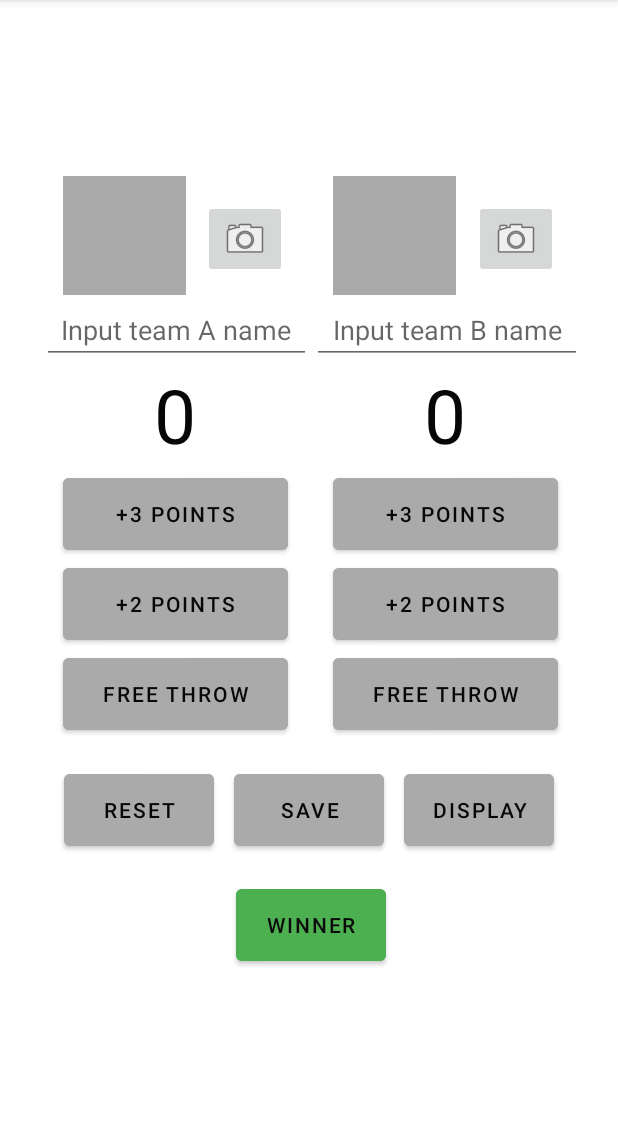
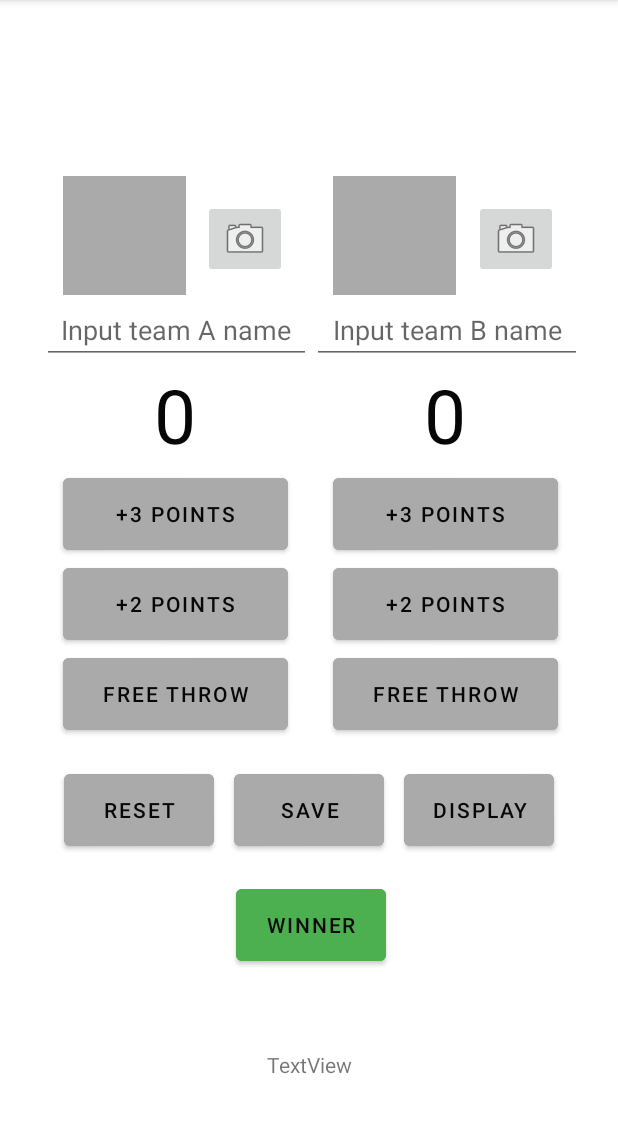
Before and after one commit to vandrews7/CS4518-Programming3, an Android app: the fragment GameFragment placed in its activity, on a phone screen of 412 x 824 dp, the part 84-1217 px from its top. Run offline under Robolectric (Android 15) with nearby library versions, the phone set to English and light mode, and no system bars; our stand-ins replace Room's generated code; 2 statements that could not run were skipped.

Commit message:
json is printing in the textView

```diff
--- a/app/src/main/java/com/example/basketballcounter/GameFragment.kt
+++ b/app/src/main/java/com/example/basketballcounter/GameFragment.kt
@@ -54,6 +54,7 @@ class GameFragment: Fragment() {
     private lateinit var display: Button
     private lateinit var winnerBtn: Button
     private lateinit var winnerTxt: TextView
+    private lateinit var weatherTxt: TextView
     private lateinit var photoButtonA: ImageButton
     private lateinit var photoButtonB: ImageButton
     private lateinit var photoViewA: ImageView
@@ -90,6 +91,7 @@ class GameFragment: Fragment() {
         teamAscore = view.findViewById(R.id.scoreA) as TextView
         teamBscore = view.findViewById(R.id.scoreB) as TextView
         winnerTxt = view.findViewById(R.id.winnerDisp) as TextView
+        weatherTxt = view.findViewById(R.id.weatherTextView) as TextView
         Abtn3 = view.findViewById(R.id.Apoints3) as Button
         Abtn2 = view.findViewById(R.id.Apoints2) as Button
         AbtnFree = view.findViewById(R.id.Afree) as Button
@@ -104,6 +106,13 @@ class GameFragment: Fragment() {
         photoButtonB = view.findViewById(R.id.imageButtonB) as ImageButton
         photoViewA = view.findViewById(R.id.teamAIcon) as ImageView
         photoViewB = view.findViewById(R.id.teamBIcon) as ImageView
+
+        val urlLiveData: LiveData<String> = UrlFetchr().fetchContents()
+        urlLiveData.observe(
+            this,
+            Observer { responseString ->
+                weatherTxt.text = responseString
+            })
 
         if(!activity!!.isFinishing && (scoreViewModel.getScoreA() > 0 || scoreViewModel.getScoreB() > 0)) {
             Log.i(TAG, "Persisting score across screen rotation")
--- a/app/src/main/java/com/example/basketballcounter/api/UrlApi.kt
+++ b/app/src/main/java/com/example/basketballcounter/api/UrlApi.kt
@@ -5,6 +5,9 @@ import retrofit2.http.GET
 
 interface UrlApi {
 
-    @GET("/")
+    @GET(
+        "data/2.5/weather?zip=01609," +
+                "us" +
+                "&appid=4bf6fa35a0efd77da636ced62b3aaa47")
     fun fetchContents(): Call<String>
 }
--- a/app/src/main/java/com/example/basketballcounter/api/UrlFetchr.kt
+++ b/app/src/main/java/com/example/basketballcounter/api/UrlFetchr.kt
@@ -15,7 +15,7 @@ class UrlFetchr {
 
     init {
         val retrofit: Retrofit = Retrofit.Builder()
-            .baseUrl("https://www.flickr.com/")
+            .baseUrl("https://api.openweathermap.org/")
             .addConverterFactory(ScalarsConverterFactory.create())
             .build()
 
--- a/app/src/main/res/layout/fragment_game.xml
+++ b/app/src/main/res/layout/fragment_game.xml
@@ -292,4 +292,18 @@
             app:layout_constraintTop_toTopOf="parent" />
     </androidx.constraintlayout.widget.ConstraintLayout>
 
+    <TextView
+        android:id="@+id/weatherTextView"
+        android:layout_width="267dp"
+        android:layout_height="164dp"
+        android:layout_marginStart="30dp"
+        android:layout_marginTop="5dp"
+        android:layout_marginEnd="30dp"
+        android:gravity="center"
+        android:text="TextView"
+        app:layout_constraintBottom_toBottomOf="parent"
+        app:layout_constraintEnd_toEndOf="parent"
+        app:layout_constraintStart_toStartOf="parent"
+        app:layout_constraintTop_toBottomOf="@+id/winner" />
+
 </androidx.constraintlayout.widget.ConstraintLayout>
```
